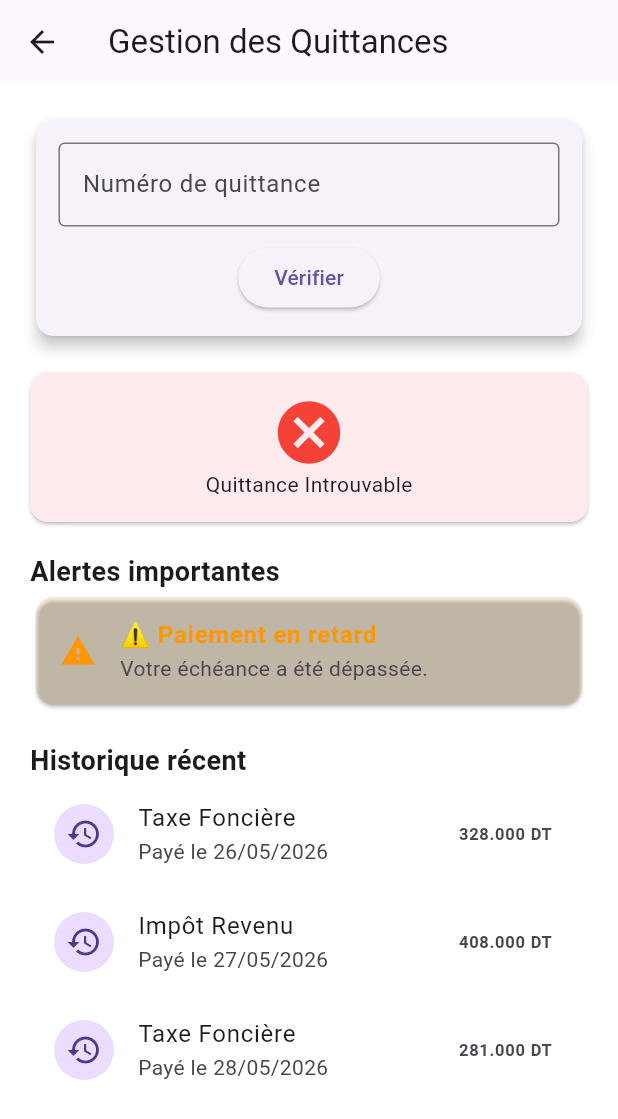
After one commit to mariemnaffeti22/idaraPlus, a Flutter app: the QuittanceMainPage screen opened directly, after a tap on "Vérifier", on a phone screen of 412 x 824 dp. The commit adds this screen. Shown: the top 1119 px of the screen. Run offline on Flutter 3.47's test engine with Material 3 defaults, Android fonts, the phone set to English and light mode, and no system bars; our stand-ins replace flutter_native_splash, image_picker, qr_flutter, screenshot, share_plus, shared_preferences; accounts and stored records are empty.

Commit message:
fix: quittance d'impot

```diff
--- /dev/null
+++ b/lib/features/finances/screens/quittance_main_page.dart
@@ -0,0 +1,177 @@
+import 'package:flutter/material.dart';
+import 'dart:math'; // Pour le côté aléatoire
+import 'package:idara_plus/features/finances/screens/ticket_finances_page.dart';
+
+class QuittanceMainPage extends StatefulWidget {
+  const QuittanceMainPage({super.key});
+
+  @override
+  State<QuittanceMainPage> createState() => _QuittanceMainPageState();
+}
+
+class _QuittanceMainPageState extends State<QuittanceMainPage> {
+  final TextEditingController _controller = TextEditingController();
+  Map<String, dynamic>? _result;
+
+  // Données aléatoires pour l'historique
+  final List<Map<String, dynamic>> _history = [];
+
+  @override
+  void initState() {
+    super.initState();
+    _generateRandomHistory();
+  }
+
+  // Génère un historique aléatoire à chaque ouverture
+  void _generateRandomHistory() {
+    final random = Random();
+    _history.clear();
+    for (int i = 0; i < 3; i++) {
+      _history.add({
+        "type": ["Impôt Revenu", "Taxe Foncière", "TVA"][random.nextInt(3)],
+        "date": "${random.nextInt(28) + 1}/05/2026",
+        "montant": "${random.nextInt(500) + 50}.000 DT",
+      });
+    }
+  }
+
+  void _verifyQuittance() {
+    final random = Random();
+    setState(() {
+      // Simulation : si texte > 5 chiffres = succès, sinon erreur
+      if (_controller.text.length > 5) {
+        _result = {
+          "status": "valid",
+          "date": "${random.nextInt(28) + 1}/05/2026",
+          "montant": "${random.nextInt(500) + 50}.000 DT",
+          "type": ["Impôt Revenu", "Taxe Foncière", "TVA"][random.nextInt(3)],
+        };
+      } else {
+        _result = {"status": "invalid"};
+      }
+    });
+  }
+
+  @override
+  Widget build(BuildContext context) {
+    final random = Random();
+    // Message aléatoire pour les alertes
+    final isLate = random.nextBool();
+
+    return Scaffold(
+      appBar: AppBar(title: const Text("Gestion des Quittances")),
+      body: ListView(
+        padding: const EdgeInsets.all(20),
+        children: [
+          _buildSearchSection(),
+          const SizedBox(height: 20),
+          if (_result != null) _buildResultCard(),
+
+          // Alerte dynamique
+          const Text(
+            "Alertes importantes",
+            style: TextStyle(fontSize: 18, fontWeight: FontWeight.bold),
+          ),
+          _buildAlertCard(
+            isLate ? "⚠️ Paiement en retard" : "✅ Tout est en ordre",
+            isLate
+                ? "Votre échéance a été dépassée."
+                : "Aucune alerte pour le moment.",
+            isLate ? Colors.orange : Colors.green,
+          ),
+
+          const SizedBox(height: 20),
+          const Text(
+            "Historique récent",
+            style: TextStyle(fontSize: 18, fontWeight: FontWeight.bold),
+          ),
+          ..._history.map(
+            (h) => ListTile(
+              leading: const CircleAvatar(child: Icon(Icons.history)),
+              title: Text(h['type']),
+              subtitle: Text("Payé le ${h['date']}"),
+              trailing: Text(
+                h['montant'],
+                style: const TextStyle(fontWeight: FontWeight.bold),
+              ),
+            ),
+          ),
+        ],
+      ),
+    );
+  }
+
+  Widget _buildSearchSection() => Card(
+    elevation: 4,
+    child: Padding(
+      padding: const EdgeInsets.all(15),
+      child: Column(
+        children: [
+          TextField(
+            controller: _controller,
+            keyboardType: TextInputType.number,
+            decoration: const InputDecoration(
+              labelText: "Numéro de quittance",
+              border: OutlineInputBorder(),
+            ),
+          ),
+          const SizedBox(height: 10),
+          ElevatedButton(
+            onPressed: _verifyQuittance,
+            child: const Text("Vérifier"),
+          ),
+        ],
+      ),
+    ),
+  );
+
+  Widget _buildResultCard() {
+    bool isValid = _result!['status'] == 'valid';
+    return Card(
+      color: isValid ? Colors.green.shade50 : Colors.red.shade50,
+      margin: const EdgeInsets.only(bottom: 20),
+      child: Padding(
+        padding: const EdgeInsets.all(15),
+        child: Column(
+          children: [
+            Icon(
+              isValid ? Icons.check_circle : Icons.cancel,
+              color: isValid ? Colors.green : Colors.red,
+              size: 50,
+            ),
+            Text(isValid ? "Paiement Validé" : "Quittance Introuvable"),
+            if (isValid) ...[
+              Text("Date : ${_result!['date']}"),
+              Text("Montant : ${_result!['montant']}"),
+              const SizedBox(height: 10),
+              ElevatedButton.icon(
+                icon: const Icon(Icons.confirmation_number),
+                label: const Text("Prendre un ticket"),
+                onPressed: () => Navigator.push(
+                  context,
+                  MaterialPageRoute(
+                    builder: (_) => TicketFinancesPage(
+                      service: "Retrait: ${_result!['type']}",
+                    ),
+                  ),
+                ),
+              ),
+            ],
+          ],
+        ),
+      ),
+    );
+  }
+
+  Widget _buildAlertCard(String title, String desc, Color color) => Card(
+    color: color.withOpacity(0.1),
+    child: ListTile(
+      leading: Icon(Icons.warning, color: color),
+      title: Text(
+        title,
+        style: TextStyle(color: color, fontWeight: FontWeight.bold),
+      ),
+      subtitle: Text(desc),
+    ),
+  );
+}
--- a/lib/features/finances/screens/recette_finances_page.dart
+++ b/lib/features/finances/screens/recette_finances_page.dart
@@ -1,6 +1,8 @@
 import 'package:flutter/material.dart';
 import 'package:idara_plus/features/finances/screens/imposable_page.dart';
 import 'package:idara_plus/features/declarations/screens/fiscal_declarations_page.dart';
+// 1. AJOUT DE L'IMPORT DE LA PAGE QUITTANCE
+import 'package:idara_plus/features/finances/screens/quittance_main_page.dart';
 
 class RecetteFinancesPage extends StatelessWidget {
   const RecetteFinancesPage({super.key});
@@ -18,7 +20,7 @@ class RecetteFinancesPage extends StatelessWidget {
         child: Padding(
           padding: const EdgeInsets.symmetric(horizontal: 24.0),
           child: Column(
-            children: [
+            children:[
               const SizedBox(height: 20),
               const Text(
                 "Recette\ndes finances",
@@ -45,7 +47,6 @@ class RecetteFinancesPage extends StatelessWidget {
                 },
               ),
 
-              // NAVIGATION AJOUTÉE ICI
               _buildServiceOption(
                 "Déclarations fiscales",
                 onTap: () {
@@ -58,7 +59,18 @@ class RecetteFinancesPage extends StatelessWidget {
                 },
               ),
 
-              _buildServiceOption("La quittance d'impôt"),
+              // 2. NAVIGATION AJOUTÉE POUR LA QUITTANCE
+              _buildServiceOption(
+                "La quittance d'impôt",
+                onTap: () {
+                  Navigator.push(
+                    context,
+                    MaterialPageRoute(
+                      builder: (context) => const QuittanceMainPage(),
+                    ),
+                  );
+                },
+              ),
 
               const Spacer(),
 
@@ -79,7 +91,7 @@ class RecetteFinancesPage extends StatelessWidget {
         color: Colors.white,
         borderRadius: BorderRadius.circular(15),
         border: Border.all(color: const Color(0xFF0091D5).withOpacity(0.3)),
-        boxShadow: [
+        boxShadow:[
           BoxShadow(
             color: Colors.black.withOpacity(0.05),
             blurRadius: 10,
@@ -110,7 +122,7 @@ class RecetteFinancesPage extends StatelessWidget {
   Widget _buildInfoPratiqueCard() {
     return Stack(
       clipBehavior: Clip.none,
-      children: [
+      children:[
         Container(
           width: double.infinity,
           padding: const EdgeInsets.all(20),
@@ -120,7 +132,7 @@ class RecetteFinancesPage extends StatelessWidget {
           ),
           child: const Column(
             crossAxisAlignment: CrossAxisAlignment.start,
-            children: [
+            children:[
               Text(
                 "Informations Pratiques :",
                 style: TextStyle(
```
